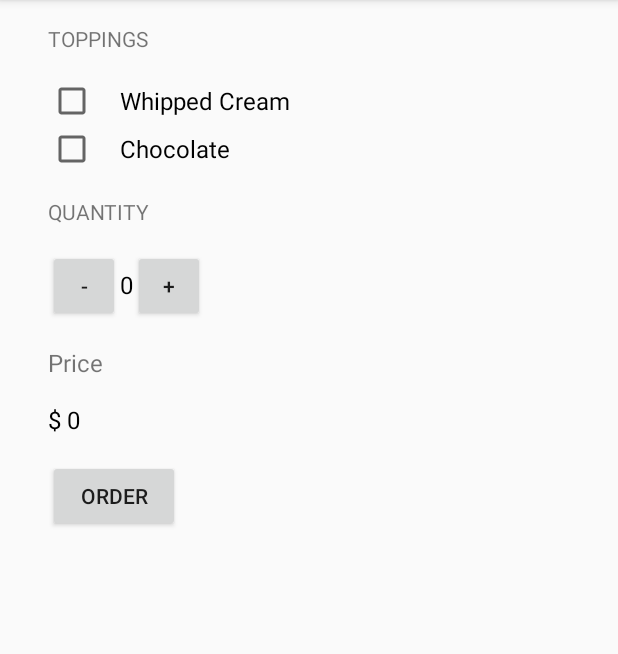
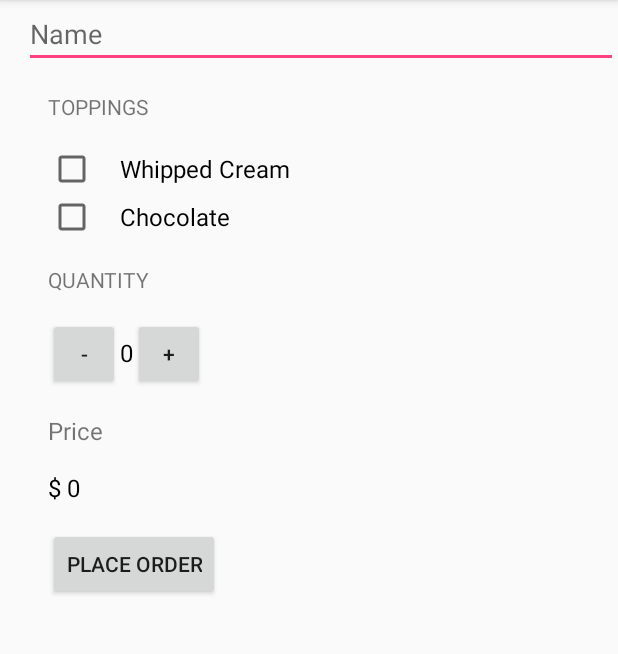
Before and after one commit to ahmadhmirza/AndroidCourses, an Android app: the screen it shows after launch (MainActivity), on a phone screen of 412 x 824 dp, the part 84-738 px from its top. Run offline under Robolectric (Android 15) with nearby library versions, the phone set to English and light mode, and no system bars.

Commit message:
Lesson 6
Created method to calculate total bill
added email intent
added checkboxes for toppings
added Customer Name field
added intent for compose email
localized string resources

```diff
--- a/CoffeeShopOrder/app/src/main/res/layout/activity_main.xml
+++ b/CoffeeShopOrder/app/src/main/res/layout/activity_main.xml
@@ -11,10 +11,19 @@
         android:orientation="vertical" >
 
         >
+
+        <EditText
+            android:id="@+id/customer_name"
+            android:layout_width="match_parent"
+            android:layout_height="wrap_content"
+            android:hint="@string/name"
+            android:inputType="textCapWords"
+            />
+
         <TextView
             android:layout_width="wrap_content"
             android:layout_height="wrap_content"
-            android:text="Toppings"
+            android:text="@string/toppings"
             android:layout_marginTop="16dp"
             android:layout_marginLeft="16dp"
             android:layout_marginBottom="16dp"
@@ -24,7 +33,7 @@
             android:id="@+id/topping_chkbox"
             android:layout_width="wrap_content"
             android:layout_height="wrap_content"
-            android:text="Whipped Cream"
+            android:text="@string/topping1"
             android:layout_marginLeft="16dp"
             android:textSize="16sp"
             android:paddingLeft="16sp"/>
@@ -32,7 +41,7 @@
             android:id="@+id/topping_chocho_chkbox"
             android:layout_width="wrap_content"
             android:layout_height="wrap_content"
-            android:text="Chocolate"
+            android:text="@string/topping2"
             android:layout_marginLeft="16dp"
             android:textSize="16sp"
             android:paddingLeft="16sp"/>
@@ -104,7 +113,7 @@
             android:layout_marginTop="16dp"
             android:layout_marginLeft="16dp"
             android:layout_marginBottom="16dp"
-            android:text="ORDER"
+            android:text="@string/order_button_caption"
             android:onClick="submitOrder"/>
 
 
--- a/CoffeeShopOrder/app/src/main/res/values/strings.xml
+++ b/CoffeeShopOrder/app/src/main/res/values/strings.xml
@@ -1,3 +1,15 @@
-<resources>
+<resources xmlns:xlif="http://schemas.android.com/tools">
     <string name="app_name">CoffeeShopOrder</string>
+    <string name="name">Name</string>
+
+    <string name="toppings">Toppings</string>
+    <string name="topping1">Whipped Cream</string>
+    <string name="topping2">Chocolate</string>
+    <string name="order_button_caption">Place Order</string>
+
+    <!-- Resources for place order module -->
+    <string name="customer_name">Name: <xlif:g id="customer_name" example="Ahmad">%s</xlif:g> </string>
+    <string name="quant">Quantity: <xlif:g id="quant" example="1">%d</xlif:g> </string>
+    <string name="total">Total: $<xlif:g id="total" example="2.0">%.2f</xlif:g> </string>
+    <string name="thank_you">Thank You!</string>
 </resources>
```
Also changed, not shown: CoffeeShopOrder/app/src/main/java/com/example/android/coffeeshoporder/MainActivity.java (+49 -10 lines).
